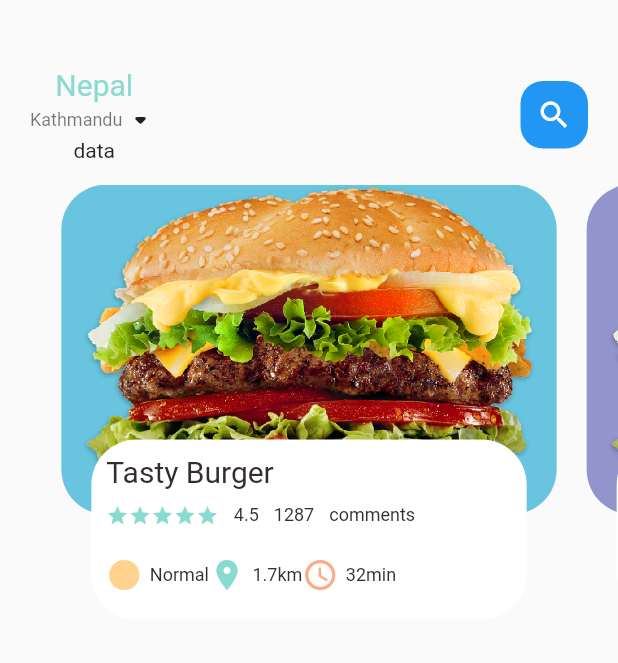
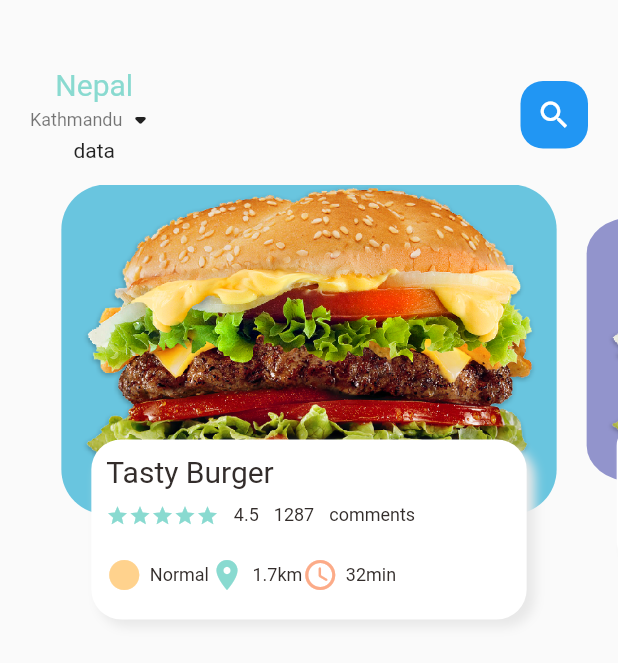
Before and after one commit to samitshrestha29/food-delivery-app, a Flutter app: the screen it shows after launch, on a phone screen of 412 x 824 dp. Shown: the top 663 px of the screen. Run offline on Flutter 3.47's test engine with Material 2 defaults, Android fonts, the phone set to English and light mode, and no system bars.

Commit message:
added transform and scale in container

```diff
--- a/lib/home/food_page_body.dart
+++ b/lib/home/food_page_body.dart
@@ -13,6 +13,25 @@ class FoodPageBody extends StatefulWidget {
 
 class _FoodPageBodyState extends State<FoodPageBody> {
   PageController pageController = PageController(viewportFraction: 0.85);
+  var _currentPageValue = 0.0;
+  final double _scaleFactor = 0.8;
+  double height = 220;
+  @override
+  void initState() {
+    super.initState();
+    pageController.addListener(() {
+      setState(() {
+        _currentPageValue = pageController.page!;
+        print("current value is _$_currentPageValue");
+      });
+    });
+  }
+
+  @override
+  dispose() {
+    pageController.dispose();
+  }
+
   @override
   Widget build(BuildContext context) {
     return SizedBox(
@@ -26,7 +45,33 @@ class _FoodPageBodyState extends State<FoodPageBody> {
   }
 
   _buidPageItem(int index) {
-    return Stack(
+    Matrix4 matrix = Matrix4.identity();
+    if (index == _currentPageValue.floor()) {
+      var currScale = 1 - (_currentPageValue - index) * (1 - _scaleFactor);
+      var currTrans = height * (1 - currScale) / 2;
+      matrix = Matrix4.diagonal3Values(1, currScale, 1)
+        ..setTranslationRaw(0, currTrans, 0);
+    } else if (index == _currentPageValue.floor() + 1) {
+      var currScale =
+          _scaleFactor + (_currentPageValue - index + 1) * (1 - _scaleFactor);
+      var currTrans = height * (1 - currScale) / 2;
+      matrix = Matrix4.diagonal3Values(1, currScale, 1);
+      matrix = Matrix4.diagonal3Values(1, currScale, 1)
+        ..setTranslationRaw(0, currTrans, 0);
+    } else if (index == _currentPageValue.floor() - 1) {
+      var currScale = 1 - (_currentPageValue - index) * (1 - _scaleFactor);
+      var currTrans = height * (1 - currScale) / 2;
+      matrix = Matrix4.diagonal3Values(1, currScale, 1);
+      matrix = Matrix4.diagonal3Values(1, currScale, 1)
+        ..setTranslationRaw(0, currTrans, 0);
+    } else {
+      var currScale = 0.8;
+      matrix = Matrix4.diagonal3Values(1, currScale, 1)
+        ..setTranslationRaw(0, height * (1 - _scaleFactor) / 2, 1);
+    }
+    return Transform(
+      transform: matrix,
+      child: Stack(
         children: [
           Container(
             height: 220,
@@ -47,8 +92,15 @@ class _FoodPageBodyState extends State<FoodPageBody> {
               height: 120,
               margin: const EdgeInsets.only(left: 30, right: 30, bottom: 30),
               decoration: BoxDecoration(
-                borderRadius: BorderRadius.circular(30),
+                borderRadius: BorderRadius.circular(20),
                 color: Colors.white,
+                boxShadow: const [
+                  BoxShadow(
+                    color: Color(0xFFe8e8e8),
+                    blurRadius: 5.0,
+                    offset: Offset(5, 5),
+                  )
+                ],
               ),
               child: Container(
                 padding: const EdgeInsets.only(
@@ -78,7 +130,7 @@ class _FoodPageBodyState extends State<FoodPageBody> {
                         const SizedBox(width: 10),
                         SmallText(text: "1287"),
                         const SizedBox(width: 10),
-                        SmallText(text: "comments")
+                        SmallText(text: "comments"),
                       ],
                     ),
                     const SizedBox(height: 20),
@@ -97,12 +149,14 @@ class _FoodPageBodyState extends State<FoodPageBody> {
                             text: "32min",
                             iconColor: AppColors.iconColor2),
                       ],
-                    )
+                    ),
                   ],
                 ),
-              )),
+              ),
+            ),
           ),
         ],
+      ),
     );
   }
 }
```
Lines whose indentation alone changed are shown as unchanged.
